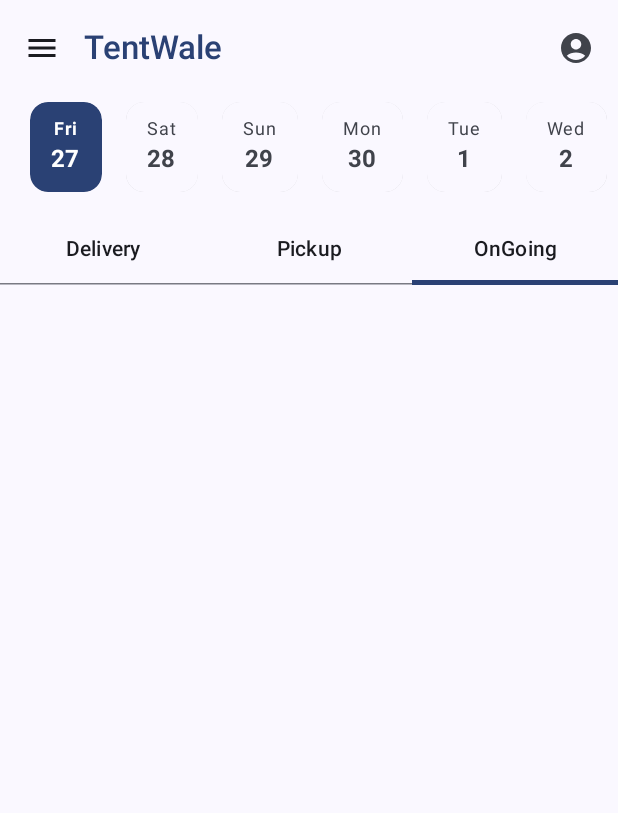
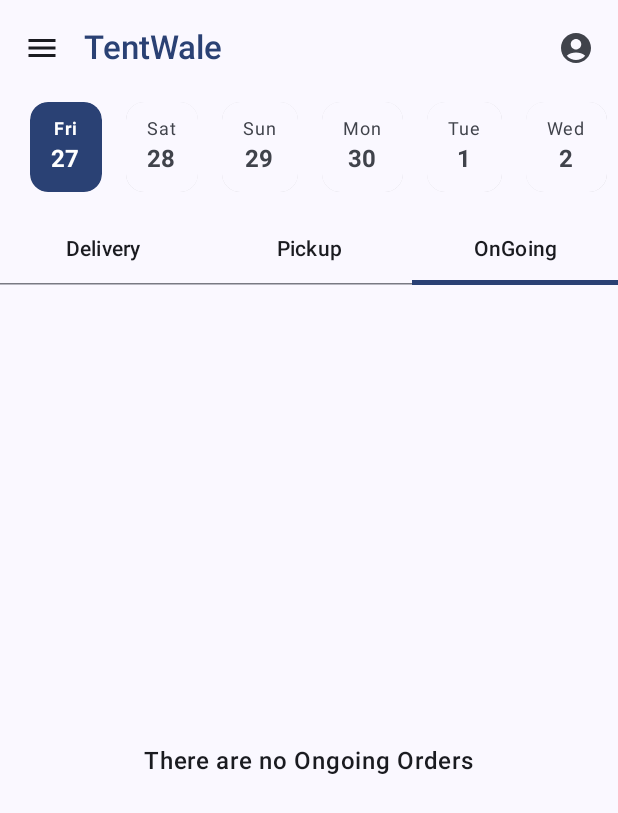
Before and after one commit to Avin008/rentals, an Android app built with Jetpack Compose: the screen it shows after launch (MainActivity), tab 3 chosen, on a phone screen of 412 x 824 dp. Shown: the top 813 px of the screen. Run offline under Robolectric (Android 15) with nearby library versions, the phone set to English and light mode, and no system bars; our stand-ins replace Navigation 3.

Commit message:
added: delivery card

```diff
--- /dev/null
+++ b/app/src/main/java/com/example/rentals/data/DeliveryItem.kt
@@ -0,0 +1,39 @@
+package com.example.rentals.data
+
+import kotlinx.serialization.SerialName
+import kotlinx.serialization.Serializable
+
+@Serializable
+data class DeliveryItem(
+    @SerialName("id")
+    val id: String,
+
+    @SerialName("customer_name")
+    val customerName: String,
+
+    @SerialName("delivery_date")
+    val deliveryDate: String,
+
+    @SerialName("delivery_time")
+    val deliveryTime: String,
+
+    @SerialName("price")
+    val price: Double,
+
+    @SerialName("status")
+    val status: String,
+
+    @SerialName("userid")
+    val userId: String?,
+
+    @SerialName("return_date")
+    val returnDate: String?,
+
+    @SerialName("pickup_time")
+    val pickupTime: String?,
+
+    @SerialName("created_at")
+    val timestamp: String,
+
+    val address: String
+)
--- /dev/null
+++ b/app/src/main/java/com/example/rentals/sampledata/SampleData.kt
@@ -0,0 +1,13 @@
+package com.example.rentals.sampledata
+
+import com.example.rentals.data.DeliveryItem
+import java.time.LocalDate
+import java.time.LocalTime
+import java.time.OffsetDateTime
+import java.time.ZoneOffset
+
+val sampleOrderItems = listOf(
+    DeliveryItem("1", "Anil Nag", LocalDate.now().toString(), LocalTime.of(10, 30).toString(), 3450.00, "Scheduled", "user123", null, null, OffsetDateTime.now(ZoneOffset.UTC).toString(), "Badmal"),
+    DeliveryItem("2", "Nithya Tandi", LocalDate.now().toString(), LocalTime.of(11, 0).toString(), 12000.00, "Scheduled", "user456", null, null, OffsetDateTime.now(ZoneOffset.UTC).minusHours(2).toString(), "Gandapatrapali"),
+    DeliveryItem("3", "Rajni Chhatria", LocalDate.now().plusDays(1).toString(), LocalTime.of(9, 0).toString(), 7525.00, "Scheduled", "user789", null, null, OffsetDateTime.now(ZoneOffset.UTC).minusDays(1).toString(), "Makri"),
+)
--- /dev/null
+++ b/app/src/main/java/com/example/rentals/ui/components/DeliveryCard.kt
@@ -0,0 +1,188 @@
+package com.example.rentals.ui.components
+
+import android.annotation.SuppressLint
+import androidx.compose.foundation.background
+import androidx.compose.foundation.clickable
+import androidx.compose.foundation.layout.Box
+import androidx.compose.foundation.layout.Column
+import androidx.compose.foundation.layout.Row
+import androidx.compose.foundation.layout.Spacer
+import androidx.compose.foundation.layout.fillMaxWidth
+import androidx.compose.foundation.layout.height
+import androidx.compose.foundation.layout.padding
+import androidx.compose.foundation.layout.size
+import androidx.compose.foundation.layout.width
+import androidx.compose.foundation.shape.CircleShape
+import androidx.compose.foundation.shape.RoundedCornerShape
+import androidx.compose.material.icons.Icons
+import androidx.compose.material.icons.filled.AccessTime
+import androidx.compose.material.icons.filled.LocationOn
+import androidx.compose.material.icons.filled.LocalShipping
+import androidx.compose.material3.Card
+import androidx.compose.material3.CardDefaults
+import androidx.compose.material3.Icon
+import androidx.compose.material3.MaterialTheme
+import androidx.compose.material3.Text
+import androidx.compose.runtime.Composable
+import androidx.compose.ui.Alignment
+import androidx.compose.ui.Modifier
+import androidx.compose.ui.draw.clip
+import androidx.compose.ui.text.font.FontWeight
+import androidx.compose.ui.text.style.TextOverflow
+import androidx.compose.ui.tooling.preview.Preview
+import androidx.compose.ui.unit.dp
+import com.example.rentals.data.DeliveryItem
+import com.example.rentals.ui.theme.RentalsTheme
+import java.time.LocalDate
+import java.time.LocalTime
+
+@SuppressLint("DefaultLocale")
+@Composable
+fun DeliveryCard(
+    order: DeliveryItem,
+    onClick: () -> Unit,
+    modifier: Modifier = Modifier
+) {
+    Card(
+        modifier = modifier
+            .fillMaxWidth()
+            .clickable(onClick = onClick),
+        elevation = CardDefaults.cardElevation(defaultElevation = 0.dp),
+        shape = RoundedCornerShape(0.dp),
+        colors = CardDefaults.cardColors(
+            containerColor = MaterialTheme.colorScheme.surface
+        )
+    ) {
+        Row(
+            modifier = Modifier
+                .fillMaxWidth()
+                .padding(vertical = 16.dp, horizontal = 16.dp),
+            verticalAlignment = Alignment.CenterVertically
+        ) {
+            Box(
+                modifier = Modifier
+                    .size(48.dp)
+                    .clip(CircleShape)
+                    .background(MaterialTheme.colorScheme.primary.copy(alpha = 0.1f)),
+                contentAlignment = Alignment.Center
+            ) {
+                Icon(
+                    imageVector = Icons.Default.LocalShipping,
+                    contentDescription = "Delivery",
+                    tint = MaterialTheme.colorScheme.primary,
+                    modifier = Modifier.size(24.dp)
+                )
+            }
+
+            Spacer(modifier = Modifier.width(16.dp))
+
+            Column(
+                modifier = Modifier.weight(1f)
+            ) {
+                Row(
+                    verticalAlignment = Alignment.CenterVertically
+                ) {
+                    Text(
+                        text = order.customerName,
+                        style = MaterialTheme.typography.titleMedium,
+                        fontWeight = FontWeight.SemiBold,
+                        maxLines = 1,
+                        overflow = TextOverflow.Ellipsis
+                    )
+
+                    Spacer(modifier = Modifier.width(8.dp))
+                }
+
+                Spacer(modifier = Modifier.height(4.dp))
+
+                Row(
+                    verticalAlignment = Alignment.CenterVertically
+                ) {
+                    Icon(
+                        imageVector = Icons.Default.LocationOn,
+                        contentDescription = "Address",
+                        tint = MaterialTheme.colorScheme.onSurfaceVariant.copy(alpha = 0.7f),
+                        modifier = Modifier.size(16.dp)
+                    )
+
+                    Spacer(modifier = Modifier.width(4.dp))
+
+                    Text(
+                        text = order.address,
+                        style = MaterialTheme.typography.bodyMedium,
+                        color = MaterialTheme.colorScheme.onSurfaceVariant,
+                        maxLines = 2,
+                        overflow = TextOverflow.Ellipsis
+                    )
+                }
+
+                Spacer(modifier = Modifier.height(8.dp))
+
+                Row(
+                    verticalAlignment = Alignment.CenterVertically
+                ) {
+                    Icon(
+                        imageVector = Icons.Default.AccessTime,
+                        contentDescription = null,
+                        tint = MaterialTheme.colorScheme.onSurfaceVariant.copy(alpha = 0.7f),
+                        modifier = Modifier.size(16.dp)
+                    )
+
+                    Spacer(modifier = Modifier.width(4.dp))
+
+                    Text(
+                        text = (order.deliveryTime),
+                        style = MaterialTheme.typography.bodySmall,
+                        color = MaterialTheme.colorScheme.onSurfaceVariant.copy(alpha = 0.7f)
+                    )
+
+                    Spacer(modifier = Modifier.width(16.dp))
+
+                    Text(
+                        text = "₹${String.format("%,.2f", order.price)}",
+                        style = MaterialTheme.typography.bodyMedium,
+                        color = MaterialTheme.colorScheme.primary,
+                        fontWeight = FontWeight.SemiBold
+                    )
+                }
+            }
+
+            Spacer(modifier = Modifier.width(8.dp))
+
+//            Surface(
+//                color = MaterialTheme.colorScheme.primary.copy(alpha = 0.1f),
+//                shape = RoundedCornerShape(4.dp)
+//            ) {
+//                Text(
+//                    text = order.status.uppercase(),
+//                    style = MaterialTheme.typography.labelMedium,
+//                    color = MaterialTheme.colorScheme.primary,
+//                    modifier = Modifier.padding(horizontal = 8.dp, vertical = 4.dp)
+//                )
+//            }
+        }
+    }
+}
+
+@Preview(showBackground = true, name = "Order Card Preview")
+@Composable
+fun OrderCardPreview() {
+    RentalsTheme {
+        DeliveryCard(
+            order = DeliveryItem(
+                id = "1",
+                customerName = "Alice Smith",
+                deliveryDate = LocalDate.now().toString(),
+                deliveryTime = LocalTime.of(10, 30).toString(),
+                price = 3450.00,
+                status = "Scheduled",
+                pickupTime = "",
+                userId = "",
+                timestamp = "",
+                returnDate = "",
+                address = ""
+            ),
+            onClick = {}
+        )
+    }
+}
--- /dev/null
+++ b/app/src/main/java/com/example/rentals/ui/components/DeliveryList.kt
@@ -0,0 +1,102 @@
+package com.example.rentals.ui.components
+
+import androidx.compose.foundation.layout.Arrangement
+import androidx.compose.foundation.layout.Column
+import androidx.compose.foundation.layout.PaddingValues
+import androidx.compose.foundation.layout.Spacer
+import androidx.compose.foundation.layout.fillMaxSize
+import androidx.compose.foundation.layout.fillMaxWidth
+import androidx.compose.foundation.layout.height
+import androidx.compose.foundation.layout.padding
+import androidx.compose.foundation.layout.size
+import androidx.compose.foundation.lazy.LazyColumn
+import androidx.compose.foundation.lazy.items
+import androidx.compose.material3.HorizontalDivider
+import androidx.compose.material3.MaterialTheme
+import androidx.compose.material3.Text
+import androidx.compose.runtime.Composable
+import androidx.compose.ui.Alignment
+import androidx.compose.ui.Modifier
+import androidx.compose.ui.text.style.TextAlign
+import androidx.compose.ui.tooling.preview.Preview
+import androidx.compose.ui.unit.dp
+import androidx.compose.material.icons.Icons
+import androidx.compose.material.icons.filled.LocalShipping
+import androidx.compose.material3.Icon
+import com.example.rentals.data.DeliveryItem
+import com.example.rentals.sampledata.sampleOrderItems
+import com.example.rentals.ui.theme.RentalsTheme
+
+@Composable
+fun DeliveryList(
+    modifier: Modifier = Modifier,
+    orders: List<DeliveryItem>,
+    onClick: (String) -> Unit = {},
+) {
+    if (orders.isEmpty()) {
+        Column(
+            modifier = modifier.fillMaxSize(),
+            horizontalAlignment = Alignment.CenterHorizontally,
+            verticalArrangement = Arrangement.Center
+        ) {
+            Icon(
+                imageVector = Icons.Filled.LocalShipping,
+                contentDescription = "No orders",
+                modifier = Modifier.size(120.dp),
+                tint = MaterialTheme.colorScheme.primary
+            )
+            Spacer(modifier = Modifier.height(16.dp))
+            Text(
+                text = "No orders for today.",
+                style = MaterialTheme.typography.titleMedium,
+                color = MaterialTheme.colorScheme.onSurfaceVariant
+            )
+            Spacer(modifier = Modifier.height(8.dp))
+            Text(
+                text = "Create one to get started!",
+                style = MaterialTheme.typography.bodyMedium,
+                color = MaterialTheme.colorScheme.onSurfaceVariant.copy(alpha = 0.7f),
+                textAlign = TextAlign.Center,
+                modifier = Modifier.padding(horizontal = 32.dp)
+            )
+        }
+    } else {
+        LazyColumn(
+            modifier = Modifier.fillMaxWidth(),
+            contentPadding = PaddingValues(bottom = 80.dp)
+        ) {
+            items(
+                items = orders,
+                key = { order -> order.id }
+            ) { order ->
+                DeliveryCard(
+                    order = order,
+                    onClick = { onClick(order.id) },
+                    modifier = Modifier.fillMaxWidth()
+                )
+
+                HorizontalDivider(
+                    modifier = Modifier,
+                    thickness = 1.dp,
+                    color = MaterialTheme.colorScheme.outlineVariant.copy(alpha = 0.2f)
+                )
+            }
+        }
+    }
+}
+
+@Preview(showBackground = true, name = "Order List - With Items")
+@Composable
+fun OrderListPreviewWithItems() {
+    RentalsTheme {
+        DeliveryList(orders = sampleOrderItems)
+    }
+}
+
+@Preview(showBackground = true, name = "Order List - Empty")
+@Composable
+fun OrderListPreviewEmpty() {
+    RentalsTheme {
+        DeliveryList(orders = emptyList())
+    }
+}
--- a/app/src/main/java/com/example/rentals/ui/screens/HomeScreen.kt
+++ b/app/src/main/java/com/example/rentals/ui/screens/HomeScreen.kt
@@ -1,17 +1,22 @@
 package com.example.rentals.ui.screens
 
+import androidx.compose.foundation.layout.Arrangement
 import androidx.compose.foundation.layout.Column
 import androidx.compose.foundation.layout.Spacer
 import androidx.compose.foundation.layout.fillMaxSize
 import androidx.compose.foundation.layout.height
+import androidx.compose.material3.CircularProgressIndicator
+import androidx.compose.material3.Text
 import androidx.compose.runtime.Composable
 import androidx.compose.ui.Alignment
 import androidx.compose.ui.Modifier
 import com.example.rentals.ui.components.OrderTabs
 import androidx.compose.runtime.getValue
+import androidx.compose.ui.text.font.FontWeight
 import androidx.compose.ui.unit.dp
 import androidx.lifecycle.compose.collectAsStateWithLifecycle
 import androidx.lifecycle.viewmodel.compose.viewModel
+import com.example.rentals.ui.components.DeliveryList
 import com.example.rentals.ui.components.HorizontalDateScroller
 import com.example.rentals.ui.viewmodels.HomeViewModel
 
@@ -37,10 +42,23 @@ fun HomeScreen(viewModel: HomeViewModel = viewModel()) {
         Column(modifier = Modifier.weight(1f)) {
             when(uiState.selectedTabIndex) {
                 0 -> {
+                    if (!uiState.isLoading) Column(modifier = Modifier.weight(1f), horizontalAlignment = Alignment.CenterHorizontally) {
+                        DeliveryList(orders = uiState.deliveries, onClick = {})
+                    }else {
+                        Column(modifier = Modifier.weight(1f), verticalArrangement = Arrangement.Center, horizontalAlignment = Alignment.CenterHorizontally) {
+                            CircularProgressIndicator()
+                        }
+                    }
                 }
                 1 -> {
+                    Column(modifier = Modifier.weight(1f), verticalArrangement = Arrangement.Center, horizontalAlignment = Alignment.CenterHorizontally) {
+                        Text("No Pickups for Today!", fontWeight = FontWeight.SemiBold)
+                    }
                 }
                 2 -> {
+                    Column(modifier = Modifier.weight(1f), verticalArrangement = Arrangement.Center, horizontalAlignment = Alignment.CenterHorizontally) {
+                        Text("There are no Ongoing Orders", fontWeight = FontWeight.SemiBold)
+                    }
                 }
             }
         }
--- a/app/src/main/java/com/example/rentals/ui/viewmodels/HomeViewModel.kt
+++ b/app/src/main/java/com/example/rentals/ui/viewmodels/HomeViewModel.kt
@@ -1,22 +1,40 @@
 package com.example.rentals.ui.viewmodels
 
 import androidx.lifecycle.ViewModel
+import androidx.lifecycle.viewModelScope
+import com.example.rentals.data.DeliveryItem
+import com.example.rentals.sampledata.sampleOrderItems
+import kotlinx.coroutines.delay
 import kotlinx.coroutines.flow.MutableStateFlow
 import kotlinx.coroutines.flow.StateFlow
 import kotlinx.coroutines.flow.asStateFlow
 import kotlinx.coroutines.flow.update
+import kotlinx.coroutines.launch
 import java.time.LocalDate
 
 data class HomeUiState(
+    val deliveries: List<DeliveryItem> = emptyList(),
     val selectedDate: LocalDate = LocalDate.now(),
     val selectedTabIndex: Int = 0,
-    val isLoading: Boolean = false,
+    val isLoading: Boolean = true,
     val datesForPreview: List<LocalDate> = List(12) { index -> LocalDate.now().plusDays(index.toLong()) }
 )
 
 class HomeViewModel: ViewModel() {
     private val _uiState = MutableStateFlow(HomeUiState())
     val uiState: StateFlow<HomeUiState> = _uiState.asStateFlow()
+
+    init {
+        viewModelScope.launch {
+            delay(2000)
+            _uiState.update {
+                it.copy(
+                    sampleOrderItems,
+                    isLoading = false
+                )
+            }
+        }
+    }
 
 
     fun selectTab(selectedTabIndex: Int) {
```
